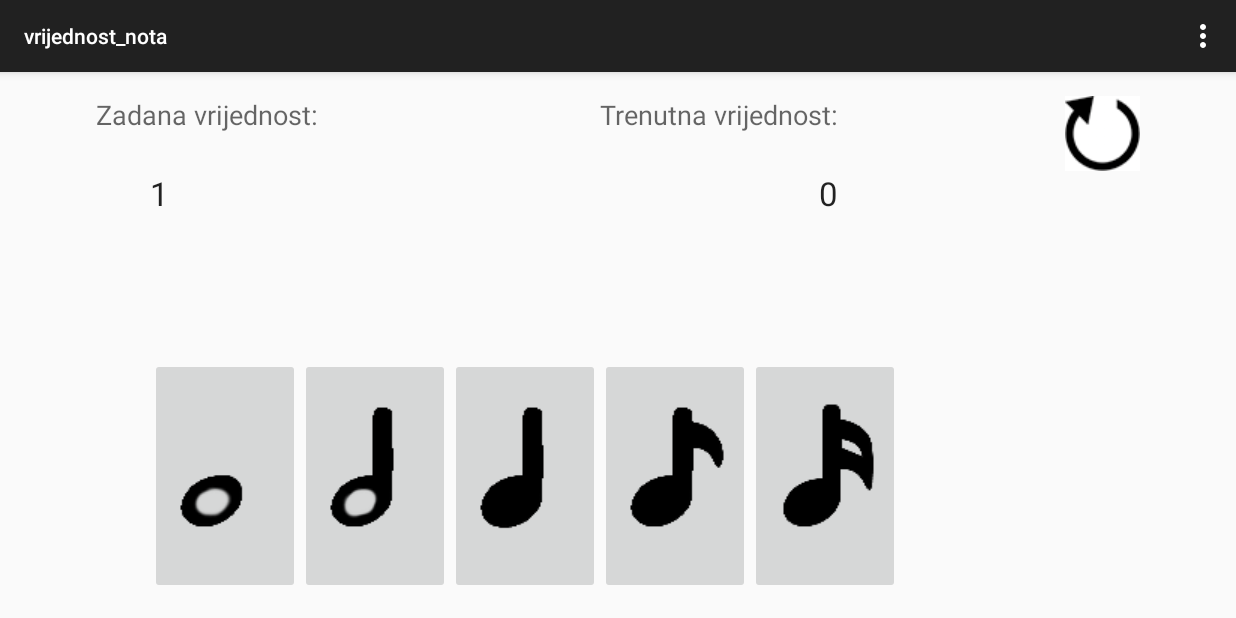
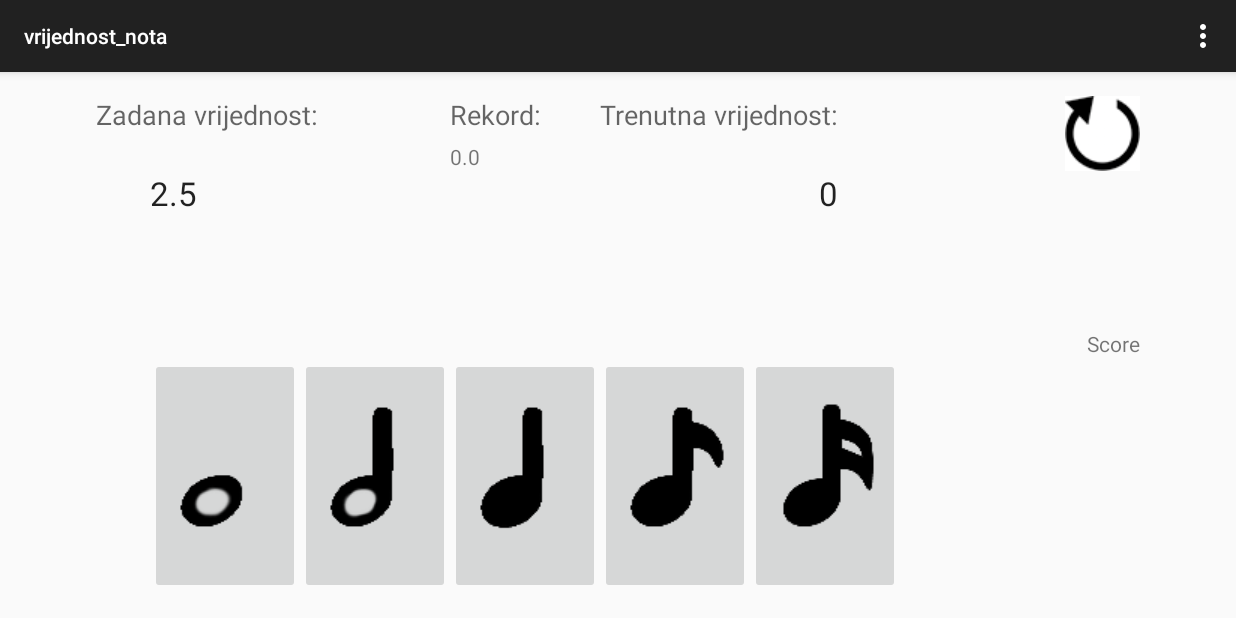
Before and after one commit to Krastavci/Solffeginator, an Android app: the screen it shows after launch (vrijednost_nota), after a tap on an icon or button, on a phone screen of 824 x 412 dp (held sideways). Run offline under Robolectric (Android 15) with nearby library versions, the phone set to English and light mode, and no system bars.

Commit message:
Dovrsena vjezba zbroj nota
Dodan randomizer na listu zadanih ciljnih vrijednosti. Kada se pogodi
vrijednost oznacava se zeleno, dodaje se 1 bod na scoreu te se lockaju
svi buttoni nota.  Slicno i za prekoracenu vrijednost gdje se zacrveni
trenutna vrijednost, score se resetira, zakljucaju se buttoni nota te se
ceka na pritisak tipke restart koja donosi novu vrijednost.

```diff
--- a/app/src/main/AndroidManifest.xml
+++ b/app/src/main/AndroidManifest.xml
@@ -33,7 +33,8 @@
         </activity>
         <activity
             android:name=".vrijednost_nota"
-            android:label="@string/title_activity_vrijednost_nota" >
+            android:label="@string/title_activity_vrijednost_nota"
+            android:screenOrientation="landscape">
         </activity>
         <activity
             android:name=".LevelSelectActivity"
--- a/app/src/main/java/hr/fer/solffeginator/vrijednost_nota.java
+++ b/app/src/main/java/hr/fer/solffeginator/vrijednost_nota.java
@@ -9,11 +9,15 @@ import android.view.View;
 import android.widget.ImageButton;
 import android.widget.TextView;
 
+import java.util.Random;
+
 
 public class vrijednost_nota extends ActionBarActivity {
 
     TextView zadana_vrijednost;
     TextView trenutna_vrijednost;
+    TextView score;
+    TextView rekord_view;
     ImageButton cijela_nota;
     ImageButton polovinka;
     ImageButton cetvrtinka;
@@ -21,14 +25,32 @@ public class vrijednost_nota extends ActionBarActivity {
     ImageButton sesnaestinka;
     ImageButton restart;
     double zbroj=0;
+    double[] ciljne_vrijednosti={2.5,3.125,4,5.25,1.125,0.5,0.125,1.75};
+    int brojac;
+    int zgoditak;
+    int rekord;
 
 
+    // Implementing Fisher–Yates shuffle
+    static void shuffleArray(double[] ar)
+    {
+        Random rnd = new Random();
+        for (int i = ar.length - 1; i > 0; i--)
+        {
+            int index = rnd.nextInt(i + 1);
+            // Simple swap
+            double a = ar[index];
+            ar[index] = ar[i];
+            ar[i] = a;
+        }
+    }
 
     @Override
     protected void onCreate(Bundle savedInstanceState) {
         super.onCreate(savedInstanceState);
         setContentView(R.layout.activity_vrijednost_nota);
         initControls();
+
     }
 
 
@@ -55,23 +77,31 @@ public class vrijednost_nota extends ActionBarActivity {
     }
 
     public void initControls(){
-
+        shuffleArray(ciljne_vrijednosti);
         zadana_vrijednost=(TextView)findViewById(R.id.zadana_vrijednost);
         trenutna_vrijednost=(TextView)findViewById(R.id.trenutna_vrijednost);
+        score=(TextView)findViewById(R.id.score);
+        rekord_view=(TextView)findViewById(R.id.rekord);
         cijela_nota=(ImageButton)findViewById(R.id.imageButton5);
         polovinka=(ImageButton)findViewById(R.id.imageButton2);
         cetvrtinka=(ImageButton)findViewById(R.id.imageButton);
         osminka=(ImageButton)findViewById(R.id.imageButton3);
-        sesnaestinka=(ImageButton)findViewById(R.id.imageButton5);
-        zadana_vrijednost.setText(cijela_nota.getContentDescription());
+        sesnaestinka=(ImageButton)findViewById(R.id.imageButton4);
+        zadana_vrijednost.setText(Double.toString(ciljne_vrijednosti[0]));
         trenutna_vrijednost.setText("0");
         restart=(ImageButton)findViewById(R.id.imageButton6);
+        brojac=0;
+        zgoditak=0;
+        rekord=0;
+        rekord_view.setText(Double.toString(rekord));
+
+
 
 
 
 
         }
-    public void onButtonClick(View v){
+    public void onButtonClick(View v) {
         ImageButton slika_note=(ImageButton) v;
         String bText=slika_note.getContentDescription().toString();
         double value =Double.parseDouble(bText);
@@ -79,14 +109,46 @@ public class vrijednost_nota extends ActionBarActivity {
         trenutna_vrijednost.setText(Double.toString(zbroj));
         trenutna_vrijednost.setTextColor(Color.parseColor("#000000"));
 
+
         if (Double.parseDouble(zadana_vrijednost.getText().toString())==Double.parseDouble(trenutna_vrijednost.getText().toString())){
-            trenutna_vrijednost.setTextColor(Color.parseColor("#00FF00"));
+           trenutna_vrijednost.setTextColor(Color.parseColor("#00FF00"));
+            zgoditak++;
+            score.setText(Integer.toString(zgoditak));
+            if (zgoditak>rekord) {
+                rekord = zgoditak;
+                rekord_view.setText(Integer.toString(rekord));
+            }
 
+            cijela_nota.setEnabled(false);
+            polovinka.setEnabled(false);
+            cetvrtinka.setEnabled(false);
+            osminka.setEnabled(false);
+            sesnaestinka.setEnabled(false);
+        }
+        if (Double.parseDouble(zadana_vrijednost.getText().toString())<Double.parseDouble(trenutna_vrijednost.getText().toString())){
+            trenutna_vrijednost.setTextColor(Color.parseColor("#FF0000"));
+            zgoditak=0;
+            score.setText(Integer.toString(zgoditak));
+            cijela_nota.setEnabled(false);
+            polovinka.setEnabled(false);
+            cetvrtinka.setEnabled(false);
+            osminka.setEnabled(false);
+            sesnaestinka.setEnabled(false);
         }
     }
 
     public void onRestartClick (View v){
+        cijela_nota.setEnabled(true);
+        polovinka.setEnabled(true);
+        cetvrtinka.setEnabled(true);
+        osminka.setEnabled(true);
+        sesnaestinka.setEnabled(true);
         zbroj=0;
+        if (brojac+1==ciljne_vrijednosti.length){ brojac=0;}
+        else {brojac++;}
+
+        zadana_vrijednost.setText(Double.toString(ciljne_vrijednosti[brojac]));
+        trenutna_vrijednost.setTextColor(Color.parseColor("#000000"));
         trenutna_vrijednost.setText(Double.toString(zbroj));
     }
     }
--- a/app/src/main/res/layout/activity_vrijednost_nota.xml
+++ b/app/src/main/res/layout/activity_vrijednost_nota.xml
@@ -121,4 +121,32 @@
         android:layout_alignParentEnd="true"
         android:onClick="onRestartClick" />
 
+    <TextView
+        android:layout_width="wrap_content"
+        android:layout_height="wrap_content"
+        android:text="Score"
+        android:id="@+id/score"
+        android:layout_above="@+id/imageButton4"
+        android:layout_alignParentRight="true"
+        android:layout_alignParentEnd="true" />
+
+    <TextView
+        android:layout_width="wrap_content"
+        android:layout_height="wrap_content"
+        android:text="Rekord"
+        android:id="@+id/rekord"
+        android:layout_alignBottom="@+id/imageButton6"
+        android:layout_alignLeft="@+id/textView8"
+        android:layout_alignStart="@+id/textView8" />
+
+    <TextView
+        android:layout_width="wrap_content"
+        android:layout_height="wrap_content"
+        android:textAppearance="?android:attr/textAppearanceMedium"
+        android:text="Rekord:"
+        android:id="@+id/textView8"
+        android:layout_alignParentTop="true"
+        android:layout_toRightOf="@+id/imageButton2"
+        android:layout_toEndOf="@+id/imageButton2" />
+
 </RelativeLayout>
```
